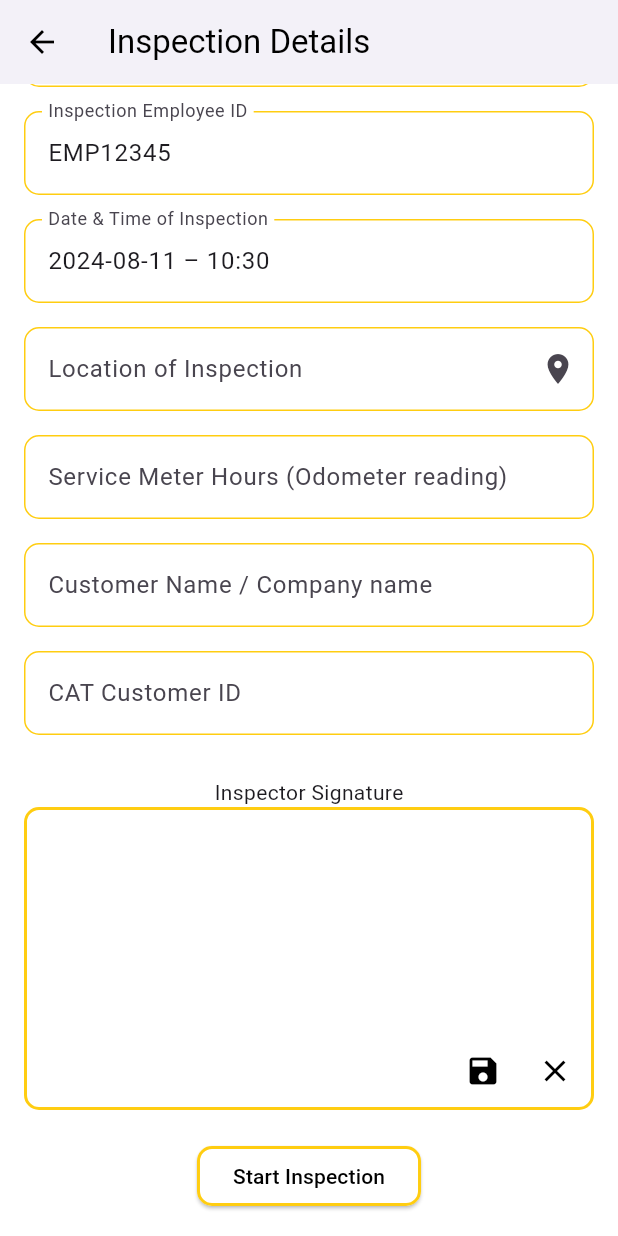
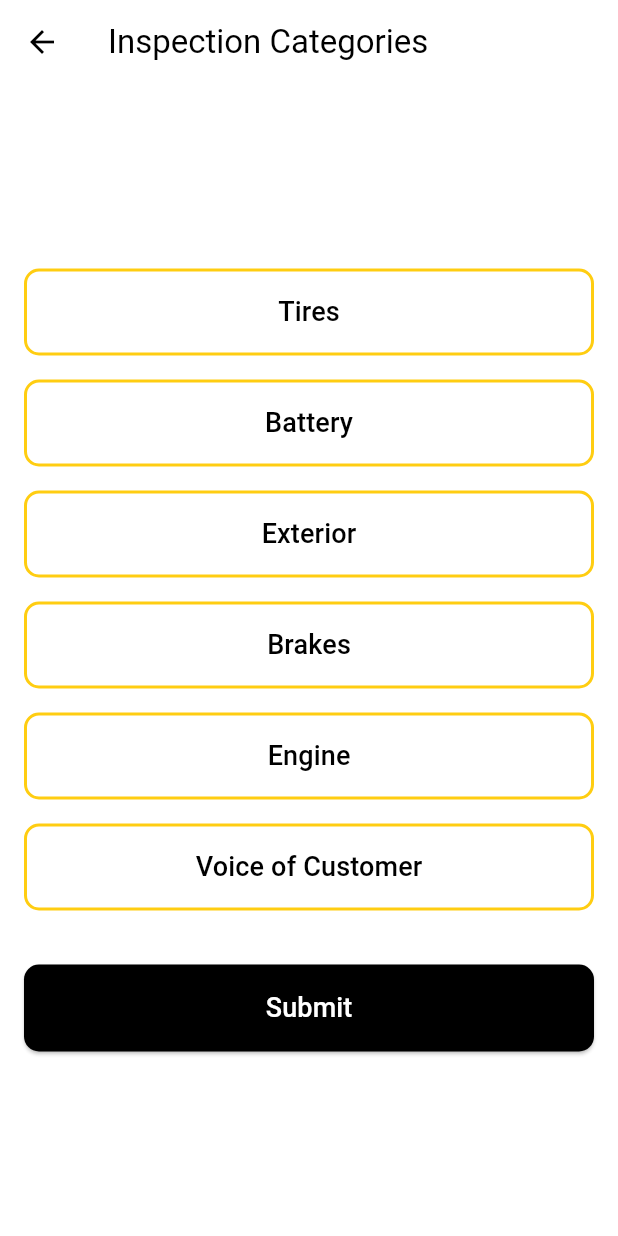
Before and after one commit to levyashvin/caterpillar_hackathon, a Flutter app: the InspectionHeaderPage screen opened by its route, scrolled down 294 dp, after a tap on "Start Inspection", on a phone screen of 412 x 824 dp. Run offline on Flutter 3.47's test engine with Material 3 defaults, Android fonts, the light colour scheme and no system bars; drawn by our look-alikes of signature; our stand-ins replace flutter_tts, image_picker, location, speech_to_text.

Commit message:
added category selection and page for tires

```diff
--- /dev/null
+++ b/cat_inspector/lib/inspection_categories_page.dart
@@ -0,0 +1,92 @@
+import 'package:flutter/material.dart';
+import 'tire_inspection_page.dart'; // Import the new page
+
+class InspectionCategoriesPage extends StatelessWidget {
+  @override
+  Widget build(BuildContext context) {
+    return Scaffold(
+      appBar: AppBar(
+        title: Text(
+          'Inspection Categories',
+          style: TextStyle(color: Colors.black),
+        ),
+        backgroundColor: Colors.white,
+        iconTheme: IconThemeData(color: Colors.black),
+      ),
+      body: Container(
+        color: Colors.white,
+        padding: EdgeInsets.all(16.0),
+        child: Column(
+          mainAxisAlignment: MainAxisAlignment.center,
+          crossAxisAlignment: CrossAxisAlignment.stretch, // Ensure full width
+          children: [
+            _buildCategoryButton(context, 'Tires'),
+            _buildCategoryButton(context, 'Battery'),
+            _buildCategoryButton(context, 'Exterior'),
+            _buildCategoryButton(context, 'Brakes'),
+            _buildCategoryButton(context, 'Engine'),
+            _buildCategoryButton(context, 'Voice of Customer'),
+            SizedBox(height: 20),
+            _buildSubmitButton(context),
+          ],
+        ),
+      ),
+    );
+  }
+
+  Widget _buildCategoryButton(BuildContext context, String category) {
+    return Padding(
+      padding: const EdgeInsets.symmetric(vertical: 8.0),
+      child: TextButton(
+        onPressed: () {
+          if (category == 'Tires') {
+            Navigator.push(
+              context,
+              MaterialPageRoute(
+                  builder: (context) =>
+                      TireInspectionPage()), // Navigate to the TireInspectionPage
+            );
+          }
+          // Handle other categories similarly
+        },
+        style: TextButton.styleFrom(
+          backgroundColor: Colors.white,
+          side: BorderSide(
+              color: Color(0xFFFFCD11), width: 2), // Caterpillar yellow border
+          shape: RoundedRectangleBorder(
+            borderRadius: BorderRadius.circular(10.0),
+          ),
+          padding: EdgeInsets.symmetric(
+              vertical: 16.0), // Add padding for better appearance
+        ),
+        child: Text(
+          category,
+          style: TextStyle(color: Colors.black, fontSize: 18),
+        ),
+      ),
+    );
+  }
+
+  Widget _buildSubmitButton(BuildContext context) {
+    return Padding(
+      padding: const EdgeInsets.symmetric(vertical: 8.0),
+      child: ElevatedButton(
+        onPressed: () {
+          // Handle submit action
+        },
+        style: ElevatedButton.styleFrom(
+          backgroundColor: Colors.black,
+          shape: RoundedRectangleBorder(
+            borderRadius: BorderRadius.circular(10.0),
+          ),
+          padding: EdgeInsets.symmetric(
+              vertical: 16.0), // Add padding for better appearance
+        ),
+        child: Text(
+          'Submit',
+          style: TextStyle(color: Colors.white, fontSize: 18),
+        ),
+      ),
+    );
+  }
+}
--- a/cat_inspector/lib/inspection_header_page.dart
+++ b/cat_inspector/lib/inspection_header_page.dart
@@ -4,6 +4,7 @@ import 'package:location/location.dart';
 import 'package:signature/signature.dart';
 import 'package:image_picker/image_picker.dart';
 import 'package:flutter_tts/flutter_tts.dart';
+import 'inspection_categories_page.dart'; // Import the new page
 
 class InspectionHeaderPage extends StatefulWidget {
   final String vehicle;
@@ -125,30 +126,36 @@ class _InspectionHeaderPageState extends State<InspectionHeaderPage> {
   @override
   Widget build(BuildContext context) {
     return Scaffold(
-      appBar: AppBar(
+      body: CustomScrollView(
+        slivers: [
+          SliverAppBar(
+            pinned: true,
+            backgroundColor: Colors.white,
+            iconTheme: IconThemeData(color: Colors.black),
             title: Text(
               'Inspection Details',
               style: TextStyle(color: Colors.black),
             ),
-        backgroundColor: Colors.white,
-        iconTheme: IconThemeData(color: Colors.black),
           ),
-      body: Container(
+          SliverToBoxAdapter(
+            child: Container(
               color: Colors.white, // Set the background to white
-        child: SingleChildScrollView(
               padding: EdgeInsets.all(16.0),
               child: Column(
                 children: [
-              _buildTextField(_serialNumberController, 'Truck Serial Number',
+                  _buildTextField(
+                      _serialNumberController, 'Truck Serial Number',
                       icon: Icons.camera_alt, onTap: _captureSerialNumber),
                   _buildTextField(_truckModelController, 'Truck Model'),
                   _buildTextField(_inspectionIdController, 'Inspection ID',
                       readOnly: true),
                   _buildTextField(_inspectorNameController, 'Inspector Name',
                       readOnly: true),
-              _buildTextField(_employeeIdController, 'Inspection Employee ID',
+                  _buildTextField(
+                      _employeeIdController, 'Inspection Employee ID',
                       readOnly: true),
-              _buildTextField(_dateTimeController, 'Date & Time of Inspection',
+                  _buildTextField(
+                      _dateTimeController, 'Date & Time of Inspection',
                       readOnly: true),
                   _buildTextField(_locationController, 'Location of Inspection',
                       icon: Icons.location_on, onTap: _getCurrentLocation),
@@ -193,7 +200,12 @@ class _InspectionHeaderPageState extends State<InspectionHeaderPage> {
                   ElevatedButton(
                     onPressed: () {
                       _stopVoiceGuide();
-                  // Proceed to the next step
+                      Navigator.push(
+                        context,
+                        MaterialPageRoute(
+                            builder: (context) =>
+                                InspectionCategoriesPage()), // Navigate to the new page
+                      );
                     },
                     style: ElevatedButton.styleFrom(
                       backgroundColor: Colors.white,
@@ -212,6 +224,8 @@ class _InspectionHeaderPageState extends State<InspectionHeaderPage> {
                 ],
               ),
             ),
+          ),
+        ],
       ),
     );
   }
```
Also changed, not shown: cat_inspector/lib/main.dart (+6 -1 lines), cat_inspector/lib/tire_inspection_page.dart (added, +209 -0 lines). Lines whose indentation alone changed are shown as unchanged.
